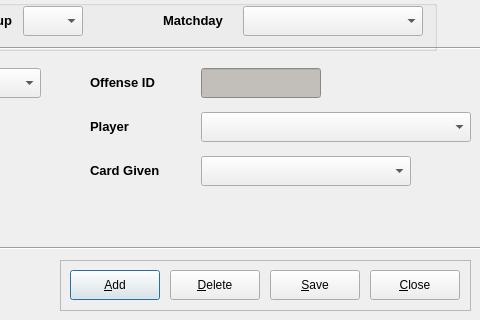
Qt form code/pyqt/gui/offense_entry.ui (soccermetrics/marcotti-desktop) before a commit; both pictures show x 440 to 920 and y 140 to 460 of the 920 by 460 pixel window.
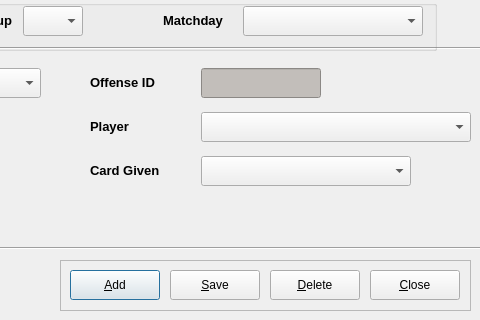
The same form after that commit. Icons and pictures are not drawn.

Patch:
```diff
--- a/code/pyqt/gui/offense_entry.ui
+++ b/code/pyqt/gui/offense_entry.ui
@@ -222,7 +222,7 @@
    <widget class="QPushButton" name="deleteEntry">
     <property name="geometry">
      <rect>
-      <x>110</x>
+      <x>210</x>
       <y>10</y>
       <width>90</width>
       <height>30</height>
@@ -254,7 +254,7 @@
    <widget class="QPushButton" name="saveEntry">
     <property name="geometry">
      <rect>
-      <x>210</x>
+      <x>110</x>
       <y>10</y>
       <width>90</width>
       <height>30</height>
```
Left out of the diff: 2 changed lines with no effect on the pictures.
